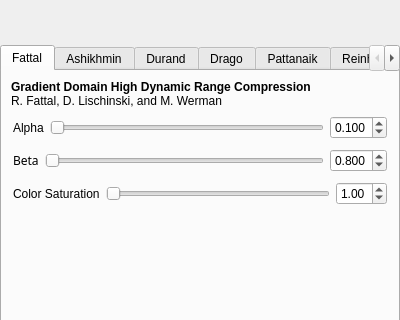
Old version of the form forms/tonemappingoptions.ui in the repository LuminanceHDR/LuminanceHDR; both pictures show x 0 to 400 and y 105 to 425 of the 400 by 599 pixel window.
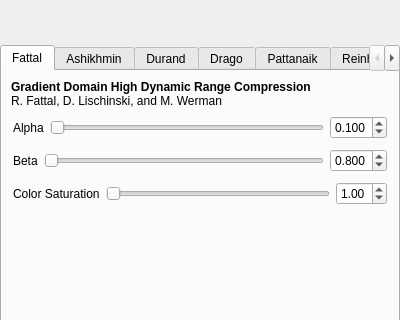
New version of the form. Icons and pictures are not drawn.

Diff of the .ui file:
```diff
--- a/forms/tonemappingoptions.ui
+++ b/forms/tonemappingoptions.ui
@@ -313,7 +313,7 @@
          <item>
           <widget class="QLabel" name="label_19" >
            <property name="text" >
-            <string>&lt;html>&lt;head>&lt;meta name="qrichtext" content="1" />&lt;/head>&lt;body style=" white-space: pre-wrap; font-family:Sans Serif; font-size:9pt; font-weight:400; font-style:normal; text-decoration:none;">&lt;p style=" margin-top:0px; margin-bottom:0px; margin-left:0px; margin-right:0px; -qt-block-indent:0; text-indent:0px;">Beta&lt;/p>&lt;/body>&lt;/html></string>
+            <string>Beta</string>
            </property>
           </widget>
          </item>
```
